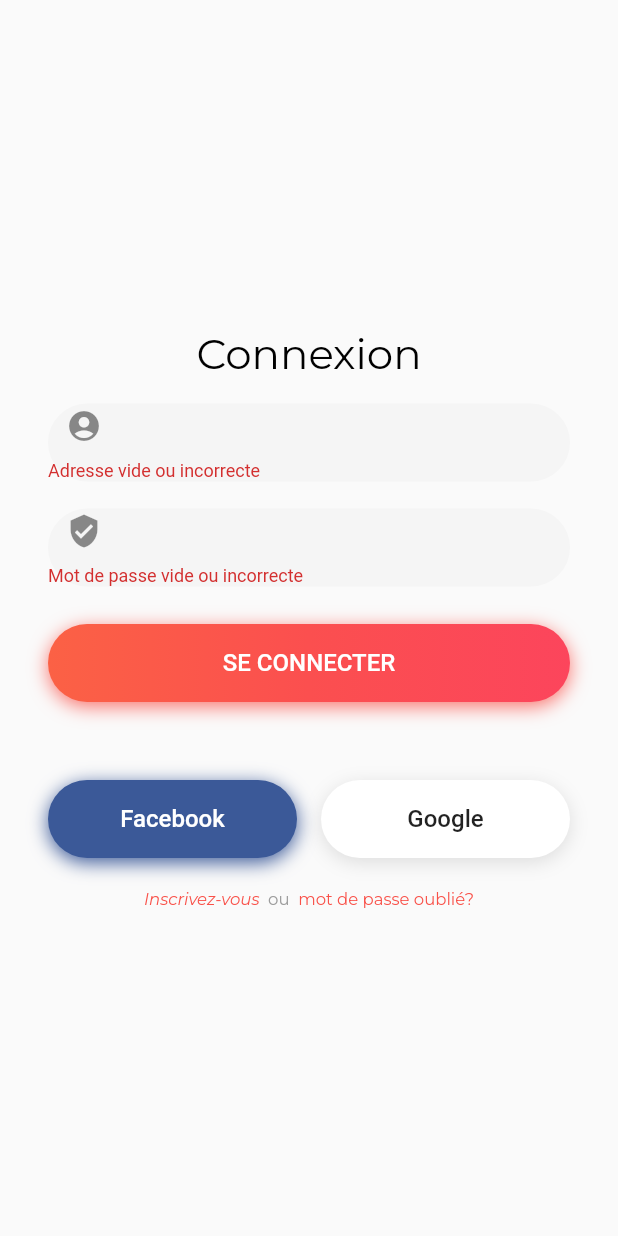
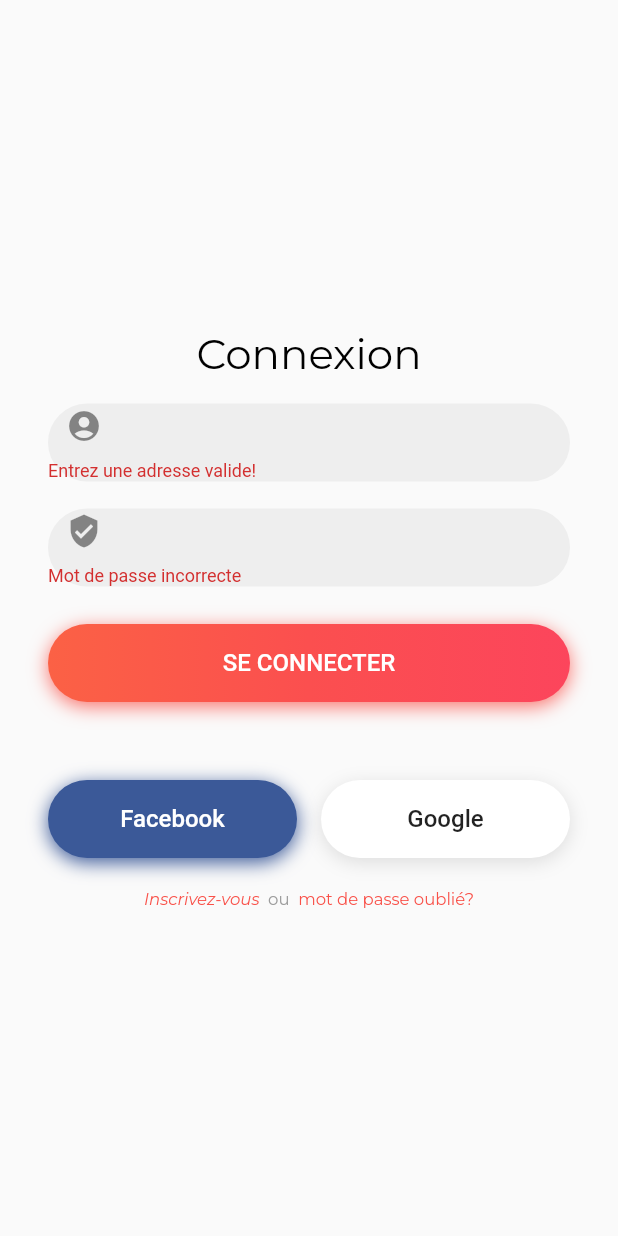
Before and after one commit to Majidbouikken/bustracker, a Flutter app: the screen it shows after launch, after a tap on "SE CONNECTER", after a tap on "Facebook", on a phone screen of 412 x 824 dp. Run offline on Flutter 3.47's test engine with Material 2 defaults, Android fonts, the phone set to English and light mode, and no system bars; our stand-ins replace cloud_firestore, firebase_auth, google_maps_flutter, google_sign_in, location; missing offline and left inert: flutter_facebook_login; accounts and stored records are empty; Roboto replaces fonts that are missing (Oxygen).

Commit message:
Update LogInPage.dart

```diff
--- a/lib/LogInPage.dart
+++ b/lib/LogInPage.dart
@@ -1,9 +1,9 @@
 import 'package:flutter/material.dart';
 import 'main.dart';
 import 'package:firebase_auth/firebase_auth.dart';
-import 'Homepage.dart';
 import 'package:cloud_firestore/cloud_firestore.dart';
-
+import 'package:google_sign_in/google_sign_in.dart';
+import 'package:flutter_facebook_login/flutter_facebook_login.dart';
 
 class LogInPage extends StatefulWidget {
 
@@ -18,6 +18,14 @@
   String _email,_password;
   final GlobalKey<FormState> formKey = GlobalKey<FormState>();
 
+  //Google Sign in
+
+  GoogleSignIn googleAuth = new GoogleSignIn();
+
+  //Facebook Sign in
+
+  FacebookLogin fblogin = new FacebookLogin();
+
   bool validateAndSave(){
   final form = formKey.currentState;
   if (form.validate()){
@@ -28,12 +36,44 @@
   }
 
   void validateAndSubmit() async {
+
+    CircularProgressIndicator();
     if (validateAndSave()){
+
       try{
+
         FirebaseUser user = await FirebaseAuth.instance.signInWithEmailAndPassword(
             email: _email,
             password: _password);
+
+        // Retrieving User's DATA
         User.setAdresseMail(user.email);
+        User.setID(user.uid);
+
+        var Nom = await Firestore.instance.collection('users').where('User_ID',isEqualTo: user.uid).getDocuments();
+        String nom = Nom.documents[0].data['Nom'];
+        User.setNom(nom);
+
+        var Prenom = await Firestore.instance.collection('users').where('User_ID',isEqualTo: user.uid).getDocuments();
+        String prenom = Prenom.documents[0].data['Prenom'];
+        User.setPrenom(prenom);
+
+        var Numtel = await Firestore.instance.collection('users').where('User_ID',isEqualTo: user.uid).getDocuments();
+        String numero = Numtel.documents[0].data['NumTel'];
+        User.setNumTel(numero);
+
+        var Rayon = await Firestore.instance.collection('users').where('User_ID', isEqualTo: user.uid).getDocuments();
+        double rayon = Rayon.documents[0].data['RayonActuel'];
+        User.setRayon(rayon);
+
+        var DocRef = await Firestore.instance.collection('users').where('User_ID', isEqualTo: user.uid).getDocuments();
+        String docref = DocRef.documents[0].data['DocID'];
+        User.setDocID(docref);
+
+        var Pass = await Firestore.instance.collection('users').where('User_ID', isEqualTo: user.uid).getDocuments();
+        String password = Pass.documents[0].data['Password'];
+        User.setPass(password);
+
         Navigator.of(context)
             .pushReplacementNamed("/HomePage");
       }
@@ -70,11 +110,20 @@
               height: 52,
               decoration: BoxDecoration(
                 borderRadius: BorderRadius.circular(100),
-                color: lightGrey,
+                color: Colors.grey[200],
               ),
               child: Center(
                 child: TextFormField(
-                  validator : (value) => value.isEmpty ? 'Adresse vide ou incorrecte' : null,
+                  keyboardType: TextInputType.emailAddress,
+                  validator : (value) {
+                    Pattern pattern =
+                        r'^(([^<>()[\]\\.,;:\s@\"]+(\.[^<>()[\]\\.,;:\s@\"]+)*)|(\".+\"))@((\[[0-9]{1,3}\.[0-9]{1,3}\.[0-9]{1,3}\.[0-9]{1,3}\])|(([a-zA-Z\-0-9]+\.)+[a-zA-Z]{2,}))$';
+                    RegExp regex = new RegExp(pattern);
+                    if (!regex.hasMatch(value))
+                      return 'Entrez une adresse valide!';
+                    else
+                      return null;
+                  },
                   style: TextStyle(fontSize: 20, color: Colors.black87),
                   decoration: InputDecoration(prefixIcon: Icon(Icons.account_circle),border: InputBorder.none),
                   onSaved: (input){
@@ -93,11 +142,16 @@
               height: 52,
               decoration: BoxDecoration(
                 borderRadius: BorderRadius.circular(100),
-                color: lightGrey,
+                color: Colors.grey[200],
               ),
               child: Center(
                 child: TextFormField(
-                  validator : (value) => value.isEmpty ? 'Mot de passe vide ou incorrecte' : null,
+                  validator : (value)  {
+                    if (value.length < 6)
+                      return 'Mot de passe incorrecte';
+                    else
+                      return null;
+                  },
                   style: TextStyle(fontSize: 20, color: Colors.black87),
                   obscureText: true,
                   decoration: InputDecoration(prefixIcon: Icon(Icons.verified_user),border: InputBorder.none),
@@ -162,7 +216,39 @@
                     ),
                     child: FlatButton(
                         materialTapTargetSize: MaterialTapTargetSize.shrinkWrap,
-                        onPressed: main,
+                        onPressed: (){
+                           fblogin.logInWithReadPermissions(['email','public_profile'])
+                              .then((result){
+                                switch (result.status){
+                                  case FacebookLoginStatus.loggedIn:
+                                    print('EEEEEEEEE');
+                                    FirebaseAuth.instance.signInWithFacebook(
+                                        accessToken: result.accessToken.token,
+                                    )
+                            .then((signedInUser){
+                                      User.setNom(signedInUser.displayName);
+                                      User.setPrenom('');
+                                      User.setNumTel('');
+                                      User.setAdresseMail(signedInUser.email);
+                                      User.setRayon(300.0);
+                                      User.setID('');
+                                      User.setDocID('');
+                                      Navigator.of(context).pushReplacementNamed('/HomePage');
+                                    }).catchError((e){
+                                      print(e);
+                                    }); break;
+                                  case FacebookLoginStatus.cancelledByUser:
+                                  debugPrint("Facebook Login Canceled!");
+                                      break;
+                                    case FacebookLoginStatus.error:
+                                      debugPrint("Facebook Login Error!" + result.toString());
+                                      break;
+                                    }
+                              })
+                              .catchError((e){
+                            print(e);
+                          });
+                        },
                         child: Text(
                           "Facebook",
                           style: new TextStyle(
@@ -188,7 +274,31 @@
                     ),
                     child: FlatButton(
                         materialTapTargetSize: MaterialTapTargetSize.shrinkWrap,
-                        onPressed: main,
+                        onPressed: (){
+                          googleAuth.signIn().then((result){
+                            result.authentication.then((googleKey){
+                            FirebaseAuth.instance.signInWithGoogle(
+                                idToken: googleKey.idToken,
+                                accessToken: googleKey.accessToken
+                            ).then((signedInUser){
+                                User.setNom(signedInUser.displayName);
+                                User.setPrenom('');
+                                User.setNumTel('');
+                                User.setAdresseMail(signedInUser.email);
+                                User.setRayon(300.0);
+                                User.setID('');
+                                User.setDocID('');
+                                Navigator.of(context).pushReplacementNamed('/HomePage');
+                            }).catchError((e){
+                              print(e);
+                            });
+                            }).catchError((e){
+                              print(e);
+                            });
+                          }).catchError((e){
+                            print(e);
+                          });
+                        },
                         child: Text(
                           "Google",
                           style: new TextStyle(
```
